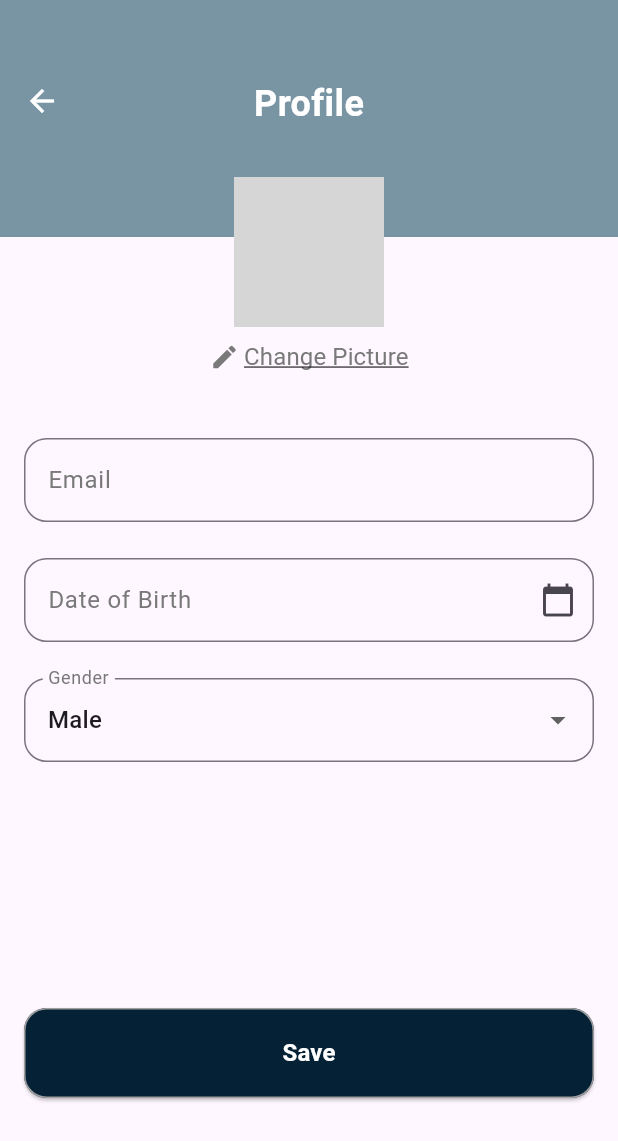
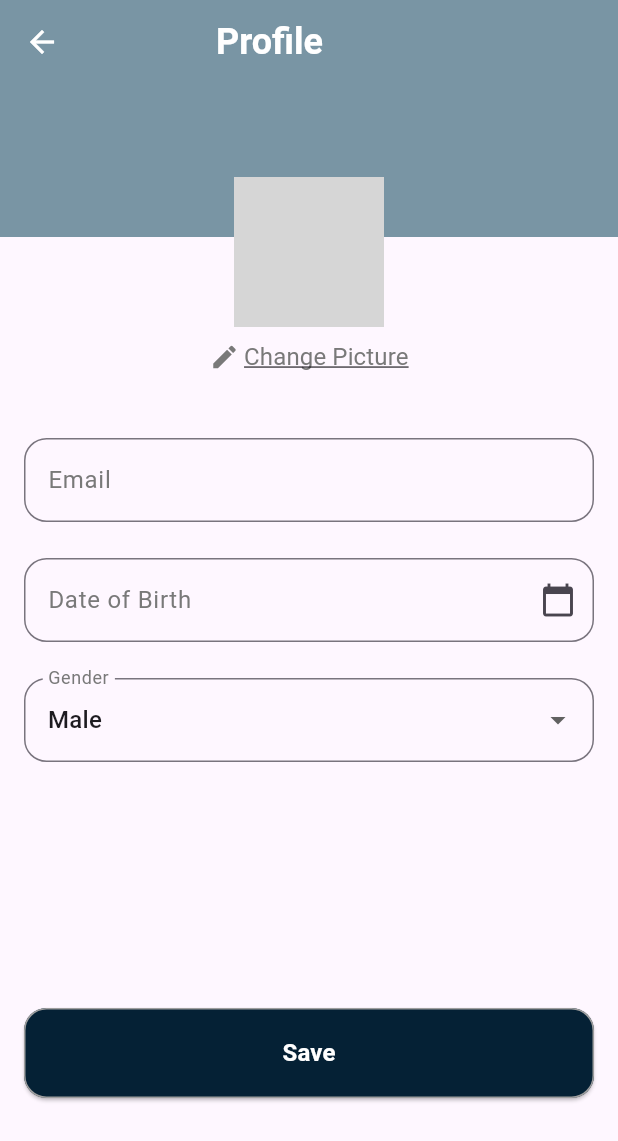
Before and after one commit to mochammadcholilurrokhman/WRINKLYZE, a Flutter app: the ProfilePage screen opened directly, on a phone screen of 412 x 824 dp. Shown: the top 1141 px of the screen. Run offline on Flutter 3.47's test engine with Material 3 defaults, Android fonts, the phone set to English and light mode, and no system bars; our stand-ins replace animated_bottom_navigation_bar, camera, image_picker; Roboto replaces fonts that are missing (Poppins); grey boxes are pictures that could not be loaded.

Commit message:
fix: change profile

```diff
--- a/lib/pages/change_profile_page.dart
+++ b/lib/pages/change_profile_page.dart
@@ -22,12 +22,21 @@ class _ProfilePageState extends State<ProfilePage> {
           child: Stack(
             clipBehavior: Clip.none, // Allow overflow outside the Stack
             children: [
-              const Padding(
-                padding: EdgeInsets.only(
-                    bottom:
-                        20.0), // Adjust the bottom padding to move the text upwards
-                child: Center(
-                  child: Text(
+              AppBar(
+                leading: IconButton(
+                  icon: Icon(Icons.arrow_back),
+                  onPressed: () => Navigator.of(context).pop(),
+                  color: Colors.white, // Warna icon back
+                ),
+                backgroundColor: Colors.transparent,
+                elevation: 0,
+                titleSpacing:
+                    80, // Reduce the space between the icon and the title
+                title: const Row(
+                  mainAxisAlignment: MainAxisAlignment.start,
+                  children: [
+                    SizedBox(width: 8), // Adjust the width as needed
+                    Text(
                       'Profile',
                       style: TextStyle(
                         fontFamily: 'Poppins',
@@ -36,20 +45,7 @@ class _ProfilePageState extends State<ProfilePage> {
                         color: Colors.white,
                       ),
                     ),
-                ),
-              ),
-              Positioned(
-                left: 4.0, // Adjust the left position as needed
-                top: 43.0, // Adjust the top position as needed
-                child: IconButton(
-                  icon: const Icon(
-                    Icons.arrow_back,
-                    color: Colors.white,
-                    size: 24,
-                  ),
-                  onPressed: () {
-                    // Logic to handle back button press
-                  },
+                  ],
                 ),
               ),
               Positioned(
```
Lines whose indentation alone changed are shown as unchanged.
